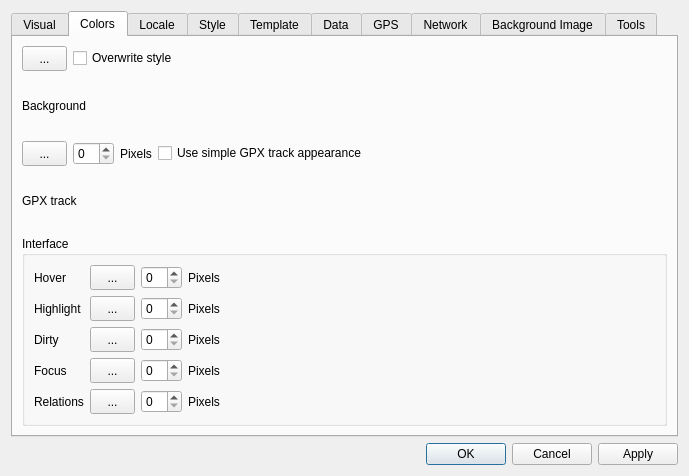
First picture: the form in src/Preferences/PreferencesDialog.ui, repository openstreetmap/merkaartor, before the edit.
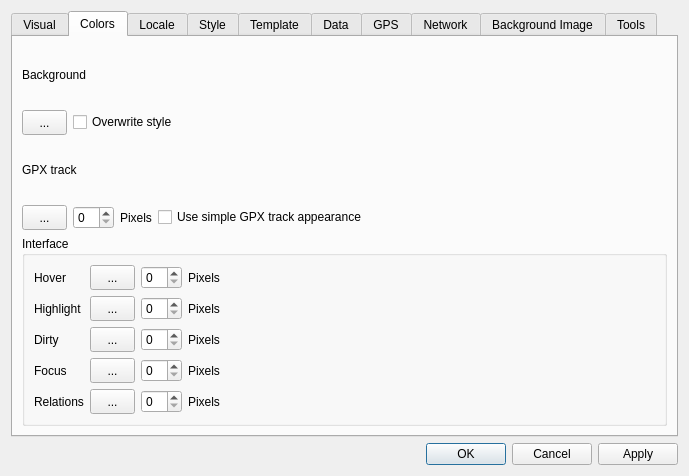
Second picture: the form after the edit. The open tabs and pages were chosen to show the change.

Commit message: Color preferences issues

What changed in the file:
```diff
--- a/src/Preferences/PreferencesDialog.ui
+++ b/src/Preferences/PreferencesDialog.ui
@@ -165,6 +165,13 @@
        <string>Colors</string>
       </attribute>
       <layout class="QVBoxLayout" name="verticalLayout_9">
+       <item>
+        <widget class="QLabel" name="label_8">
+         <property name="text">
+          <string>Background</string>
+         </property>
+        </widget>
+       </item>
        <item>
         <layout class="QHBoxLayout" name="horizontalLayout_3">
          <item>
@@ -209,9 +216,9 @@
         </layout>
        </item>
        <item>
-        <widget class="QLabel" name="label_8">
+        <widget class="QLabel" name="label_26">
          <property name="text">
-          <string>Background</string>
+          <string>GPX track</string>
          </property>
         </widget>
        </item>
@@ -268,13 +275,6 @@
          </item>
         </layout>
        </item>
-       <item>
-        <widget class="QLabel" name="label_26">
-         <property name="text">
-          <string>GPX track</string>
-         </property>
-        </widget>
-       </item>
        <item>
         <widget class="QGroupBox" name="groupBox_2">
          <property name="minimumSize">
```
Left out of the diff: 2 changed lines with no effect on the pictures. The commit also changes 2 other files.
